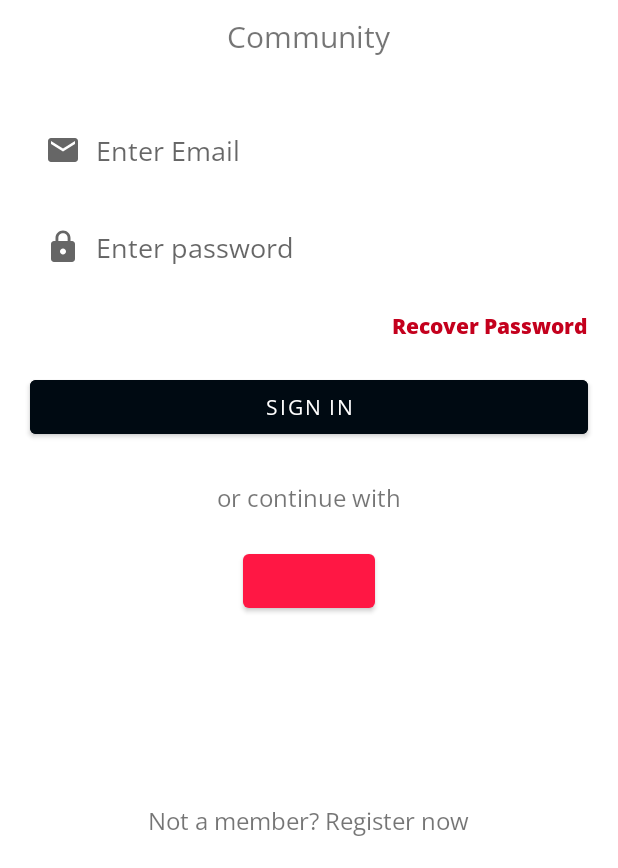
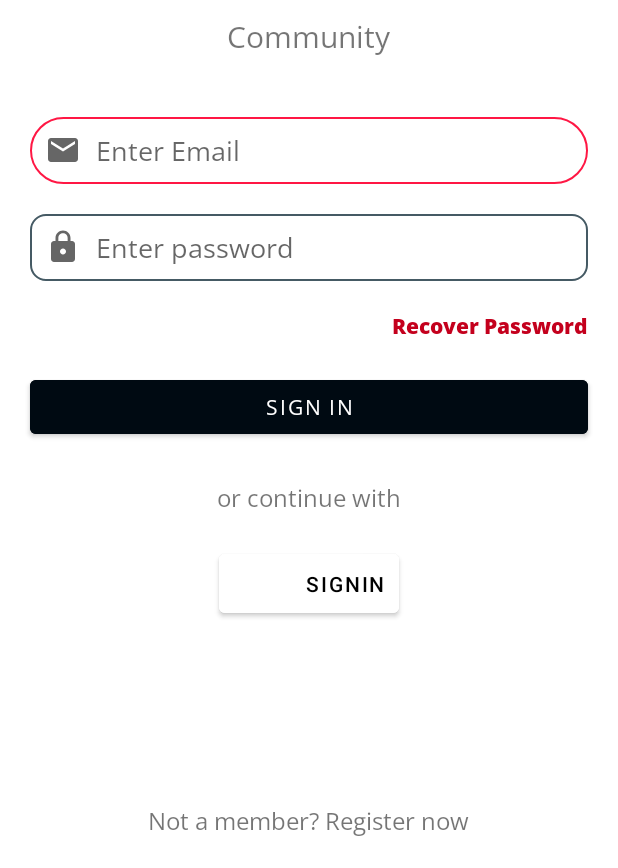
Before and after one commit to Being01Amit/CT_Students, an Android app: the layout activity_sign.xml on its own in the app's theme, with its tools: preview values and no code run, on a phone screen of 412 x 824 dp, the part 368-1236 px from its top. Run offline under Robolectric (Android 15) with nearby library versions, the light colour scheme and no system bars.

Commit message:
Usual Changes 0.1.1

```diff
--- a/app/src/main/AndroidManifest.xml
+++ b/app/src/main/AndroidManifest.xml
@@ -16,11 +16,6 @@
             android:name=".Bottom1"
             android:exported="true">
 
-            <intent-filter>
-                <action android:name="android.intent.action.MAIN" />
-
-                <category android:name="android.intent.category.LAUNCHER" />
-            </intent-filter>
 
         </activity>
 
@@ -38,6 +33,13 @@
             android:name=".SignInActivity"
             android:exported="true">
 
+
+            <intent-filter>
+                <action android:name="android.intent.action.MAIN" />
+
+                <category android:name="android.intent.category.LAUNCHER" />
+            </intent-filter>
+
         </activity>
 
     </application>
--- a/app/src/main/res/drawable/custom_input.xml
+++ b/app/src/main/res/drawable/custom_input.xml
@@ -1,5 +1,6 @@
 <?xml version="1.0" encoding="utf-8"?>
 <selector xmlns:android="http://schemas.android.com/apk/res/android">
+
 
     <item
         android:state_enabled="true"
@@ -7,8 +8,11 @@
 
         <shape
             android:shape="rectangle">
+            <solid android:color="@android:color/white"/>
             <corners android:radius="25dp"/>
-
+            <stroke android:color="@color/MainTheme"
+                android:width="1dp"
+                />
         </shape>
     </item>
 
@@ -17,12 +21,11 @@
 
         <shape
             android:shape="rectangle">
+            <solid android:color="@android:color/white"/>
             <corners android:radius="10dp"/>
+            <stroke android:color="@color/blueGray"
                 android:width="1dp"
                 />
         </shape>
     </item>
-
-
-
 </selector>
--- a/app/src/main/res/layout/activity_sign.xml
+++ b/app/src/main/res/layout/activity_sign.xml
@@ -48,7 +48,6 @@
         android:layout_marginLeft="20dp"
         android:layout_marginTop="40dp"
         android:layout_marginRight="20dp"
-        android:autoSizeTextType="uniform"
         android:background="@drawable/custom_input"
         android:drawableStart="@drawable/ic_email"
         android:drawablePadding="10dp"
@@ -114,12 +113,16 @@
 
     <Button
         android:id="@+id/sign_in_button"
-        android:layout_width="wrap_content"
+        android:layout_width="120dp"
         android:layout_height="wrap_content"
         android:layout_below="@+id/txtOR"
         android:layout_centerHorizontal="true"
         android:layout_marginTop="20dp"
-        />
+        android:backgroundTint="@color/white"
+        android:gravity="end"
+        android:padding="10dp"
+        android:text="@string/SignInWithGoogle"
+        android:textColor="@color/black" />
 
 
     <TextView
--- a/app/src/main/res/values/strings.xml
+++ b/app/src/main/res/values/strings.xml
@@ -19,6 +19,7 @@
     <string name="signIn">Sign IN</string>
     <string name="OR">or continue with</string>
     <string name="RegisterYourrself">Not a member? Register now</string>
+    <string name="SignInWithGoogle">SignIn</string>
 
     <!--  menu drawer names  -->
     <string name="profile">Profile</string>
```
Also changed, not shown: app/src/main/res/drawable/icon_google.png (added).
